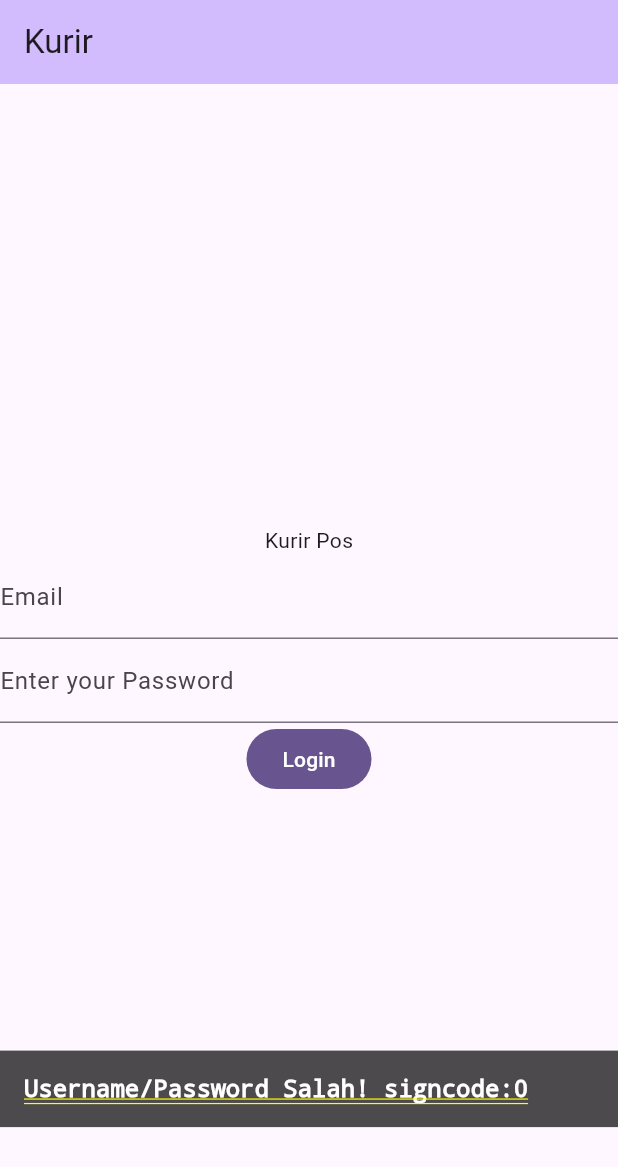
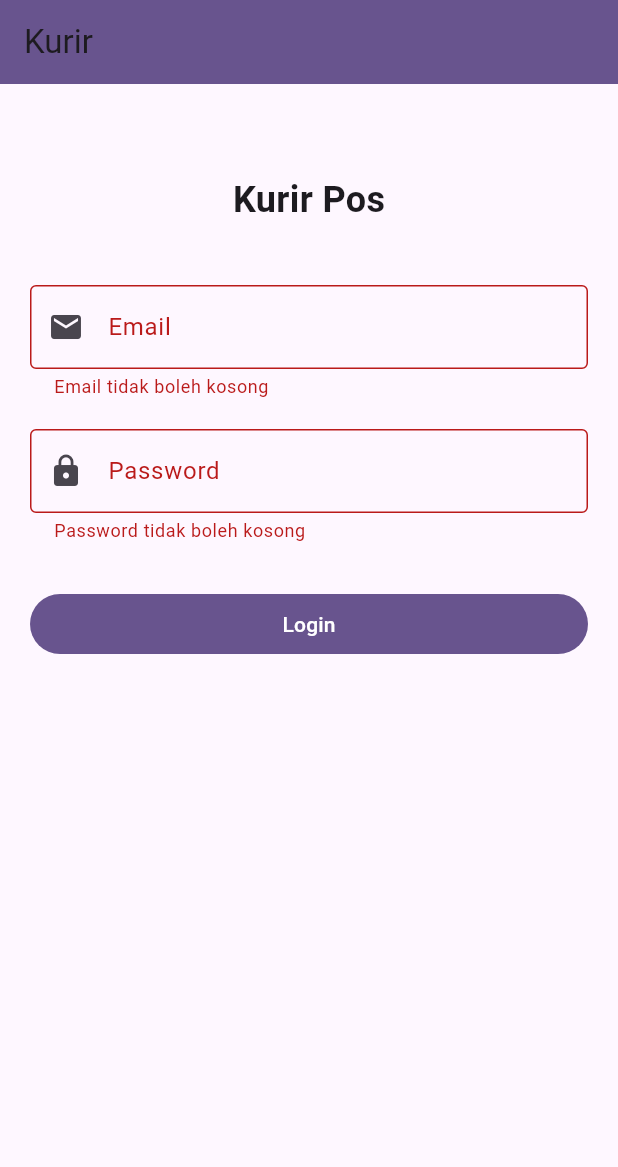
Before and after one commit to X-TermiNation/kurir_pos, a Flutter app: the screen it shows after launch, after a tap on "Login", on a phone screen of 412 x 824 dp. Shown: the top 1167 px of the screen. Run offline on Flutter 3.47's test engine with Material 3 defaults, Android fonts, the phone set to English and light mode, and no system bars; our stand-ins replace flutter_map, geocoding, geolocator, get_storage, image_picker, latlong2 and 1 more; missing offline and left inert: qr.

Commit message:
destination loc update kurir

```diff
--- a/lib/View/Login.dart
+++ b/lib/View/Login.dart
@@ -9,99 +9,101 @@ String emailstr = "";
 class Login extends StatefulWidget {
   const Login({super.key});
 
-  // This widget is the home page of your application. It is stateful, meaning
-  // that it has a State object (defined below) that contains fields that affect
-  // how it looks.
-
-  // This class is the configuration for the state. It holds the values (in this
-  // case the title) provided by the parent (in this case the App widget) and
-  // used by the build method of the State. Fields in a Widget subclass are
-  // always marked "final".
-
   @override
   State<Login> createState() => _LoginState();
 }
 
 class _LoginState extends State<Login> {
-  TextEditingController email = new TextEditingController();
-  TextEditingController password = new TextEditingController();
+  final TextEditingController email = TextEditingController();
+  final TextEditingController password = TextEditingController();
+  final _formKey = GlobalKey<FormState>();
+
   @override
   Widget build(BuildContext context) {
-    // This method is rerun every time setState is called, for instance as done
-    // by the _incrementCounter method above.
-    //
-    // The Flutter framework has been optimized to make rerunning build methods
-    // fast, so that you can just rebuild anything that needs updating rather
-    // than having to individually change instances of widgets.
     return Scaffold(
       appBar: AppBar(
-        // TRY THIS: Try changing the color here to a specific color (to
-        // Colors.amber, perhaps?) and trigger a hot reload to see the AppBar
-        // change color while the other colors stay the same.
-        backgroundColor: Theme.of(context).colorScheme.inversePrimary,
-        // Here we take the value from the MyHomePage object that was created by
-        // the App.build method, and use it to set our appbar title.
-        title: Text("Kurir"),
+        title: const Text("Kurir"),
+        backgroundColor: Theme.of(context).colorScheme.primary,
       ),
-      body: Center(
-        // Center is a layout widget. It takes a single child and positions it
-        // in the middle of the parent.
+      body: SingleChildScrollView(
+        padding: const EdgeInsets.all(20),
+        child: Form(
+          key: _formKey,
           child: Column(
-          mainAxisAlignment: MainAxisAlignment.center,
-          children: <Widget>[
+            children: [
+              const SizedBox(height: 40),
               const Text(
                 'Kurir Pos',
+                style: TextStyle(fontSize: 24, fontWeight: FontWeight.bold),
               ),
+              const SizedBox(height: 40),
               TextFormField(
                 controller: email,
+                decoration: const InputDecoration(
+                  labelText: 'Email',
+                  border: OutlineInputBorder(),
+                  prefixIcon: Icon(Icons.email),
+                ),
                 onChanged: (value) {
-                setState(() {
                   emailstr = value;
-                });
                 },
                 validator: (value) {
                   if (value == null || value.isEmpty) {
-                  return 'Field tidak boleh kosong';
+                    return 'Email tidak boleh kosong';
                   }
                   return null;
                 },
-              decoration: const InputDecoration(
-                border: UnderlineInputBorder(),
-                labelText: 'Email',
               ),
-            ),
+              const SizedBox(height: 20),
               TextFormField(
                 controller: password,
                 obscureText: true,
                 decoration: const InputDecoration(
-                border: UnderlineInputBorder(),
-                labelText: 'Enter your Password',
+                  labelText: 'Password',
+                  border: OutlineInputBorder(),
+                  prefixIcon: Icon(Icons.lock),
                 ),
                 validator: (value) {
-                if (value == null) {
-                  showToast(context, 'Field password tidak boleh kosong!');
+                  if (value == null || value.isEmpty) {
+                    return 'Password tidak boleh kosong';
                   }
                   return null;
                 },
               ),
-            FilledButton(
+              const SizedBox(height: 30),
+              Tooltip(
+                message: 'Masuk ke dalam aplikasi',
+                child: SizedBox(
+                  width: double.infinity,
+                  child: FilledButton(
                     onPressed: () async {
-                  int signcode = await loginbtn(email.text, password.text);
+                      if (_formKey.currentState!.validate()) {
+                        int signcode =
+                            await loginbtn(email.text, password.text);
+                        if (signcode == 1) {
+                          Navigator.pushReplacement(
+                            context,
+                            MaterialPageRoute(
+                                builder: (context) => HomeScreen()),
+                          );
+                        } else {
+                          showToast(context,
+                              "Username/Password Salah! Kode: $signcode");
+                        }
+
                         setState(() {
-                    email.text = "";
-                    password.text = "";
+                          email.clear();
+                          password.clear();
                           emailstr = "";
                         });
-                  if (signcode == 1) {
-                    Navigator.push(context,
-                        MaterialPageRoute(builder: (context) => HomeScreen()));
-                  } else {
-                    showToast(
-                        context, "Username/Password Salah! signcode:$signcode");
                       }
                     },
-                child: Text("Login"))
+                    child: const Text("Login"),
+                  ),
+                ),
+              ),
             ],
+          ),
         ),
       ),
     );
```
Also changed, not shown: lib/View/kurir_dashboard.dart (+160 -81 lines), 9 other files. Lines whose indentation alone changed are shown as unchanged.
